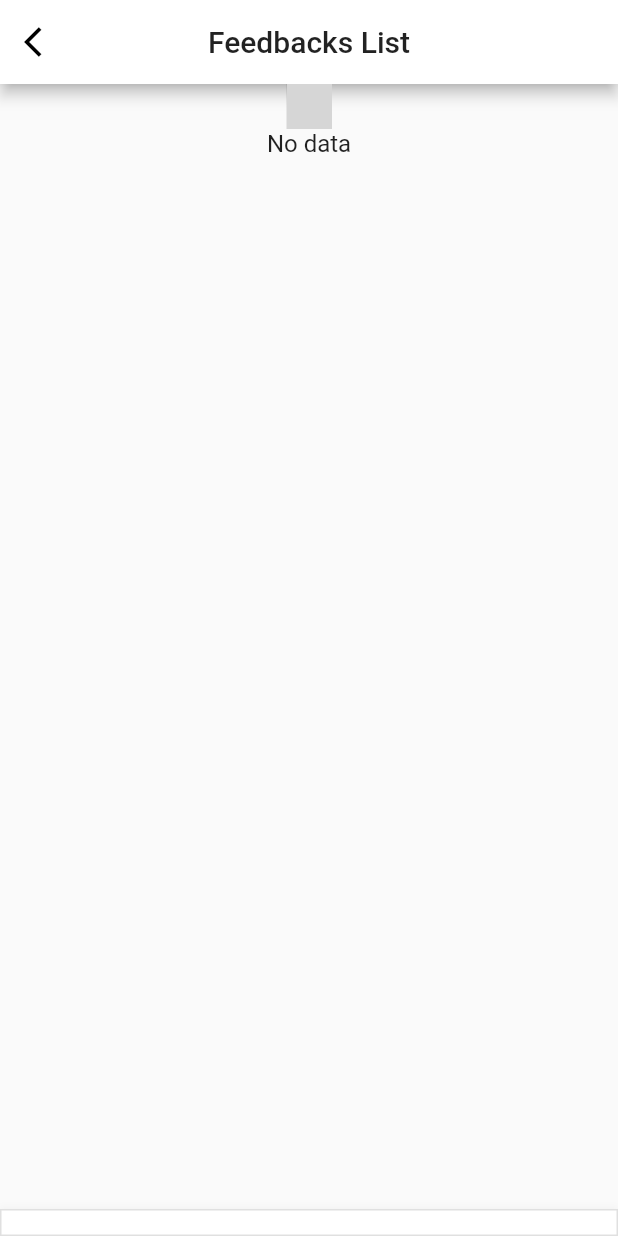
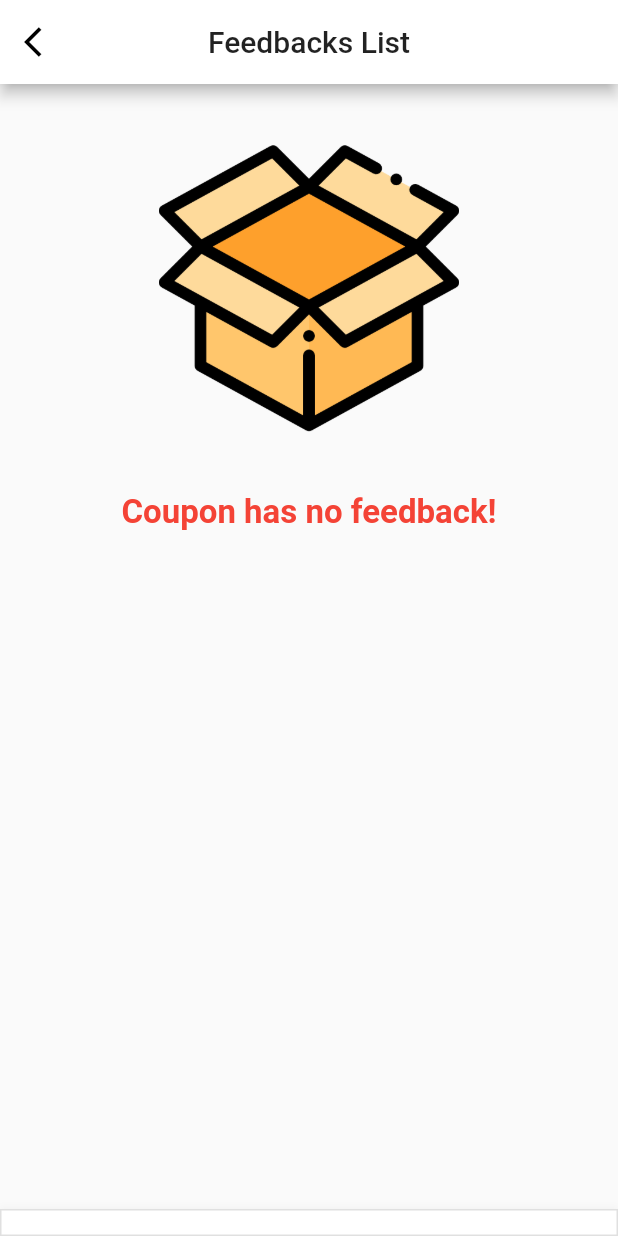
Before and after one commit to thehienvnag/ipsb_partner_app, a Flutter app: the ManageFeedbackPage screen opened by its route, on a phone screen of 412 x 824 dp. Run offline on Flutter 3.47's test engine with Material 2 defaults, Android fonts, the light colour scheme and no system bars; drawn by our look-alikes of salomon_bottom_bar; our stand-ins replace bot_toast, datetime_picker_formfield, firebase_core, firebase_messaging, flutter_blue, flutter_local_notifications and 11 more; missing offline and left inert: beacons_plugin, flutter_beautiful_popup, flutter_bullet_list, loading_animations, qr_code_scanner; accounts and stored records are empty; generated files the repository leaves out were written again; grey boxes are pictures that could not be loaded.

```diff
--- a/lib/src/pages/coupon_detail/views/coupon_detail_page.dart
+++ b/lib/src/pages/coupon_detail/views/coupon_detail_page.dart
@@ -94,7 +94,7 @@ class CouponDetailPage extends GetView<CouponDetailController> {
                                 Text(
                                   Formatter.shorten(coupon.store?.name).toUpperCase(),
                                   style: TextStyle(
-                                    fontSize: 16,
+                                    fontSize: 15,
                                     color: Colors.black54,
                                   ),
                                 ),
--- a/lib/src/pages/manage_feedback/views/manage_feedback_page.dart
+++ b/lib/src/pages/manage_feedback/views/manage_feedback_page.dart
@@ -4,6 +4,7 @@ import 'package:font_awesome_flutter/font_awesome_flutter.dart';
 import 'package:get/get.dart';
 import 'package:get/get_state_manager/src/simple/get_view.dart';
 import 'package:flutter_rating_bar/flutter_rating_bar.dart';
+import 'package:ipsb_partner_app/src/common/constants.dart';
 import 'package:ipsb_partner_app/src/models/coupon_in_use.dart';
 import 'package:ipsb_partner_app/src/pages/manage_feedback/controllers/manage_feedback_controller.dart';
 import 'package:ipsb_partner_app/src/services/global_states/shared_states.dart';
@@ -39,25 +40,12 @@ class ManageFeedbackPage extends GetView<ManageFeedbackController> {
       body: Obx(() {
         final listFeedbacks = controller.listCouponInUse;
         if (listFeedbacks.isEmpty) {
-          return Column(
-            children: [
-              Center(
-                child: LoadingBouncingLine.circle(
-                  borderColor: Colors.cyan,
-                  borderSize: 3.0,
-                  size: 30.0,
-                  backgroundColor: Colors.cyanAccent,
-                  duration: Duration(milliseconds: 500),
-                ),
-              ),
-              Text('No data', style: TextStyle(fontSize: 16),)
-            ],
-          );
+          return _buildEmpty("Coupon has no feedback!", context);
         } else {
           return SingleChildScrollView(
             child: Column(
               children: [
-                buildFeedbacks(context, listFeedbacks, controller),
+                _buildFeedbacks(context, listFeedbacks, controller),
               ],
             ),
           );
@@ -68,7 +56,7 @@ class ManageFeedbackPage extends GetView<ManageFeedbackController> {
   }
 }
 
-Widget buildFeedbacks(BuildContext context, List<CouponInUse> listFeedBack,ManageFeedbackController controller) {
+Widget _buildFeedbacks(BuildContext context, List<CouponInUse> listFeedBack,ManageFeedbackController controller) {
   final screenSize = MediaQuery.of(context).size;
   return ListView.builder(
     physics: ScrollPhysics(),
@@ -163,7 +151,7 @@ Widget buildFeedbacks(BuildContext context, List<CouponInUse> listFeedBack,Manag
                       ],
                 ),
                      (feedback.feedbackReply == null) ?
-                     buildReplyForm(controller,feedback.id!.toInt()):
+                     _buildReplyForm(controller,feedback.id!.toInt()):
                      Row(
                        mainAxisAlignment: MainAxisAlignment.spaceBetween,
                        children: [
@@ -208,7 +196,7 @@ Widget buildFeedbacks(BuildContext context, List<CouponInUse> listFeedBack,Manag
   );
 }
 
-Widget buildReplyForm(ManageFeedbackController controller, int couponInUseId){
+Widget _buildReplyForm(ManageFeedbackController controller, int couponInUseId){
   return Row(
     children: [
       Expanded (
@@ -254,3 +242,31 @@ Widget buildReplyForm(ManageFeedbackController controller, int couponInUseId){
     ],
   );
 }
+
+Widget _buildEmpty(String description, BuildContext context) {
+  return Container(
+    width: context.width,
+    padding: const EdgeInsets.symmetric(horizontal: 5),
+    margin: const EdgeInsets.only(top: 30),
+    child: Column(
+      children: [
+        Image.asset(
+          ConstImg.empty,
+          height: context.height*0.258,
+          width: context.width*0.486,
+        ),
+        Container(
+          margin: EdgeInsets.only(top: 30),
+          child: Text(
+            description,
+            style: TextStyle(
+              fontWeight: FontWeight.w700,
+              fontSize: 22,
+              color: Colors.red,
+            ),
+          ),
+        ),
+      ],
+    ),
+  );
+}
--- a/lib/src/pages/notifications/views/notifications_page.dart
+++ b/lib/src/pages/notifications/views/notifications_page.dart
@@ -84,8 +84,8 @@ class NotificationsPage extends GetView<NotificationsController> {
             children: [
               Container(
                 margin: EdgeInsets.only(top: 40, right: 20),
-                height: 200,
-                width: 200,
+                height: context.height*0.258,
+                width: context.width*0.486,
                 child: Image.asset(ConstImg.empty),
               ),
               Container(
--- a/lib/src/services/api/account_service.dart
+++ b/lib/src/services/api/account_service.dart
@@ -5,8 +5,7 @@ import 'package:ipsb_partner_app/src/services/api/base_service.dart';
 mixin IAccountService {
   Future<Account?> getAccountById(int id);
   Future<Account?> getAccountByEmail(String email, String password);
-  Future<bool> updateProfile(int id, Map<String, String> data, String filePath);
-  Future<bool> updateProfileV2(int accountId, String name, String phone);
+  Future<bool> updateProfile(int accountId, String name, String phone, String filePath);
   Future<Account?> refreshToken(String refreshToken);
   Future<Account?> getById(int id);
 }
@@ -36,14 +35,9 @@ class AccountService extends BaseService<Account> implements IAccountService {
   }
 
   @override
-  Future<bool> updateProfile(
-      int id, Map<String, String> data, String filePath) {
-    return putWithOneFileBase(data, filePath, id);
-  }
-
-  @override
-  Future<bool> updateProfileV2(int accountId, String name, String phone) {
-    return putWithOneFileBase({'name': name, 'phone': phone}, "", accountId);
+  Future<bool> updateProfile(int accountId, String name, String phone, String filePath) {
+    return putWithOneFileBase(
+        {"name": name, "phone": phone, "firstUpdateProfile" : true.toString()}, filePath, accountId);
   }
 
   @override
--- a/lib/src/services/api/base_service.dart
+++ b/lib/src/services/api/base_service.dart
@@ -146,19 +146,23 @@ abstract class BaseService<T> {
       Map<String, dynamic> body, String filePath, int id,
       [String fileName = "imageUrl"]) async {
     if (filePath.isNotEmpty) {
+      print('case 1  ' );
       final callback = () => _apiHelper.putOneWithOneFile(
           endpoint() + "/" + id.toString(),
           body,
           FileUploadUtils.convertToMultipart(filePath),
           fileName);
       Response res = await AuthServices.handleUnauthorized(callback);
+      print('hey status: ' + res.statusCode.toString());
       if (res.statusCode == HttpStatus.noContent) {
         return true;
       }
     } else {
+      print('case 2  ' );
       final callback = () => _apiHelper.putOneWithOneFile(
           endpoint() + "/" + id.toString(), body, null, fileName);
       Response res = await AuthServices.handleUnauthorized(callback);
+      print('hey status: ' + res.statusCode.toString());
       if (res.statusCode == HttpStatus.noContent) {
         return true;
       }
```
Also changed, not shown: lib/src/pages/profile_detail/controllers/profile_detail_controller.dart (+5 -10 lines), lib/src/pages/profile_detail/views/profile_detail_page.dart (+32 -36 lines).
